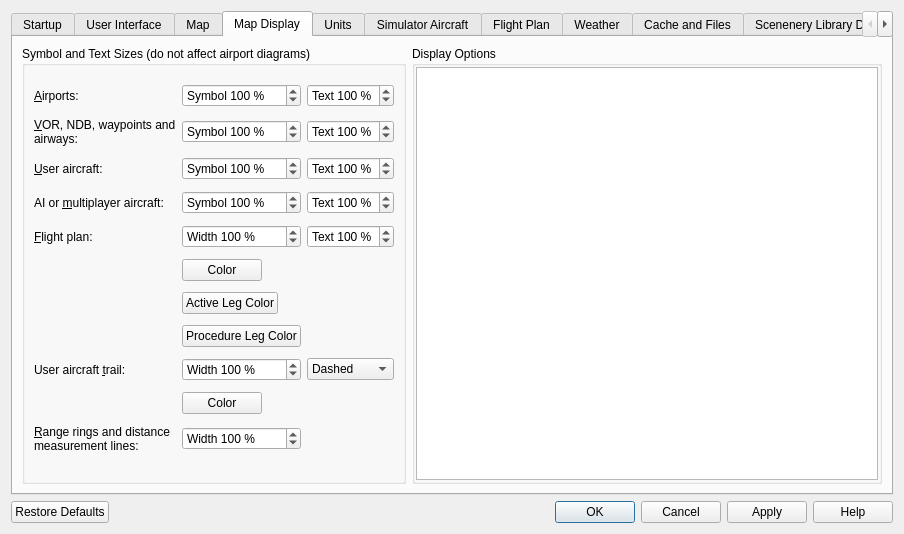
This is src/options/options.ui in albar965/littlenavmap as Qt 5 draws it before an edit. The edited form follows.
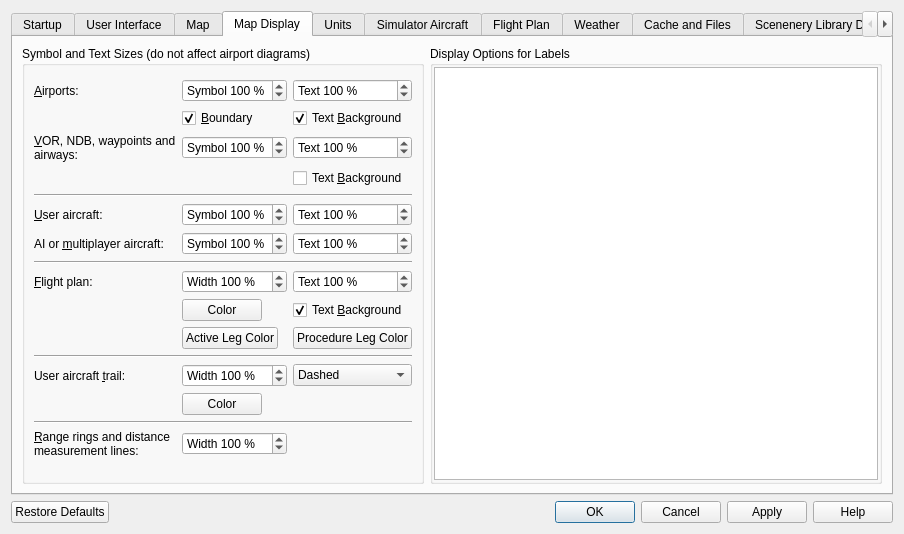
This is the edited form. The open tabs and pages were chosen to show the change.

Commit message: Added options to disable label background color for airport, flight plan and navaids. White airport background can be disabled now. Improved parking name shortening.

What changed in the file:
```diff
--- a/src/options/options.ui
+++ b/src/options/options.ui
@@ -20,7 +20,7 @@
       <enum>QTabWidget::Rounded</enum>
      </property>
      <property name="currentIndex">
-      <number>0</number>
+      <number>3</number>
      </property>
      <property name="usesScrollButtons">
       <bool>true</bool>
@@ -1160,49 +1160,8 @@
           <property name="verticalSpacing">
            <number>2</number>
           </property>
-          <item row="10" column="1">
-           <widget class="QPushButton" name="pushButtonOptionsDisplayTrailColor">
-            <property name="sizePolicy">
-             <sizepolicy hsizetype="Fixed" vsizetype="Fixed">
-              <horstretch>0</horstretch>
-              <verstretch>0</verstretch>
-             </sizepolicy>
-            </property>
-            <property name="toolTip">
-             <string>Set color for aircraft trail.</string>
-            </property>
-            <property name="text">
-             <string>Color</string>
-            </property>
-           </widget>
-          </item>
-          <item row="3" column="2">
-           <widget class="QSpinBox" name="spinBoxOptionsDisplayTextSizeAircraftAi">
-            <property name="toolTip">
-             <string/>
-            </property>
-            <property name="suffix">
-             <string> %</string>
-            </property>
-            <property name="prefix">
-             <string>Text </string>
-            </property>
-            <property name="minimum">
-             <number>50</number>
-            </property>
-            <property name="maximum">
-             <number>150</number>
-            </property>
-            <property name="singleStep">
-             <number>10</number>
-            </property>
-            <property name="value">
-             <number>100</number>
-            </property>
-           </widget>
-          </item>
           <item row="2" column="2">
-           <widget class="QSpinBox" name="spinBoxOptionsDisplayTextSizeAircraftUser">
+           <widget class="QSpinBox" name="spinBoxOptionsDisplayTextSizeNavaid">
             <property name="toolTip">
              <string/>
             </property>
@@ -1226,7 +1185,71 @@
             </property>
            </widget>
           </item>
-          <item row="11" column="0">
+          <item row="15" column="2">
+           <widget class="QComboBox" name="comboBoxOptionsDisplayTrailType">
+            <item>
+             <property name="text">
+              <string>Dashed</string>
+             </property>
+            </item>
+            <item>
+             <property name="text">
+              <string>Dotted</string>
+             </property>
+            </item>
+            <item>
+             <property name="text">
+              <string>Solid</string>
+             </property>
+            </item>
+           </widget>
+          </item>
+          <item row="8" column="0">
+           <widget class="QLabel" name="labelOptionsMapSizeFlightplan">
+            <property name="text">
+             <string>&amp;Flight plan:</string>
+            </property>
+            <property name="buddy">
+             <cstring>spinBoxOptionsDisplayThicknessFlightplan</cstring>
+            </property>
+           </widget>
+          </item>
+          <item row="18" column="1">
+           <widget class="QSpinBox" name="spinBoxOptionsDisplayThicknessRangeDistance">
+            <property name="toolTip">
+             <string/>
+            </property>
+            <property name="suffix">
+             <string> %</string>
+            </property>
+            <property name="prefix">
+             <string>Width </string>
+            </property>
+            <property name="minimum">
+             <number>50</number>
+            </property>
+            <property name="maximum">
+             <number>200</number>
+            </property>
+            <property name="singleStep">
+             <number>10</number>
+            </property>
+            <property name="value">
+             <number>100</number>
+            </property>
+           </widget>
+          </item>
+          <item row="15" column="0">
+           <widget class="QLabel" name="labelOptionsMapSizeTrail">
+            <property name="text">
+             <string>User aircraft &amp;trail:</string>
+            </property>
+            <property name="buddy">
+             <cstring>spinBoxOptionsDisplayThicknessTrail</cstring>
+            </property>
+           </widget>
+          </item>
+          <item row="18" column="0">
            <widget class="QLabel" name="labelOptionsMapSizeRangeDistance">
             <property name="text">
              <string>&amp;Range rings and distance
@@ -1247,7 +1270,83 @@
             </property>
            </widget>
           </item>
-          <item row="9" column="1">
+          <item row="16" column="1">
+           <widget class="QPushButton" name="pushButtonOptionsDisplayTrailColor">
+            <property name="sizePolicy">
+             <sizepolicy hsizetype="Fixed" vsizetype="Fixed">
+              <horstretch>0</horstretch>
+              <verstretch>0</verstretch>
+             </sizepolicy>
+            </property>
+            <property name="toolTip">
+             <string>Set color for aircraft trail.</string>
+            </property>
+            <property name="text">
+             <string>Color</string>
+            </property>
+           </widget>
+          </item>
+          <item row="0" column="1">
+           <widget class="QSpinBox" name="spinBoxOptionsDisplaySymbolSizeAirport">
+            <property name="toolTip">
+             <string/>
+            </property>
+            <property name="suffix">
+             <string> %</string>
+            </property>
+            <property name="prefix">
+             <string>Symbol </string>
+            </property>
+            <property name="minimum">
+             <number>50</number>
+            </property>
+            <property name="maximum">
+             <number>200</number>
+            </property>
+            <property name="singleStep">
+             <number>10</number>
+            </property>
+            <property name="value">
+             <number>100</number>
+            </property>
+           </widget>
+          </item>
+          <item row="6" column="0">
+           <widget class="QLabel" name="labelOptionsMapSizeAircraftAi">
+            <property name="text">
+             <string>AI or &amp;multiplayer aircraft:</string>
+            </property>
+            <property name="buddy">
+             <cstring>spinBoxOptionsDisplaySymbolSizeAircraftAi</cstring>
+            </property>
+           </widget>
+          </item>
+          <item row="0" column="2">
+           <widget class="QSpinBox" name="spinBoxOptionsDisplayTextSizeAirport">
+            <property name="toolTip">
+             <string/>
+            </property>
+            <property name="suffix">
+             <string> %</string>
+            </property>
+            <property name="prefix">
+             <string>Text </string>
+            </property>
+            <property name="minimum">
+             <number>50</number>
+            </property>
+            <property name="maximum">
+             <number>150</number>
+            </property>
+            <property name="singleStep">
+             <number>10</number>
+            </property>
+            <property name="value">
+             <number>100</number>
+            </property>
+           </widget>
+          </item>
+          <item row="15" column="1">
            <widget class="QSpinBox" name="spinBoxOptionsDisplayThicknessTrail">
             <property name="toolTip">
              <string/>
@@ -1272,7 +1371,7 @@
             </property>
            </widget>
           </item>
-          <item row="4" column="1">
+          <item row="8" column="1">
            <widget class="QSpinBox" name="spinBoxOptionsDisplayThicknessFlightplan">
             <property name="toolTip">
              <string/>
@@ -1297,7 +1396,7 @@
             </property>
            </widget>
           </item>
-          <item row="2" column="0">
+          <item row="5" column="0">
            <widget class="QLabel" name="labelOptionsMapSizeAircraftUser">
             <property name="text">
              <string>&amp;User aircraft:</string>
@@ -1307,57 +1406,7 @@
             </property>
            </widget>
           </item>
-          <item row="2" column="1">
-           <widget class="QSpinBox" name="spinBoxOptionsDisplaySymbolSizeAircraftUser">
-            <property name="toolTip">
-             <string/>
-            </property>
-            <property name="suffix">
-             <string> %</string>
-            </property>
-            <property name="prefix">
-             <string>Symbol </string>
-            </property>
-            <property name="minimum">
-             <number>50</number>
-            </property>
-            <property name="maximum">
-             <number>200</number>
-            </property>
-            <property name="singleStep">
-             <number>10</number>
-            </property>
-            <property name="value">
-             <number>100</number>
-            </property>
-           </widget>
-          </item>
-          <item row="1" column="1">
-           <widget class="QSpinBox" name="spinBoxOptionsDisplaySymbolSizeNavaid">
-            <property name="toolTip">
-             <string/>
-            </property>
-            <property name="suffix">
-             <string> %</string>
-            </property>
-            <property name="prefix">
-             <string>Symbol </string>
-            </property>
-            <property name="minimum">
-             <number>50</number>
-            </property>
-            <property name="maximum">
-             <number>200</number>
-            </property>
-            <property name="singleStep">
-             <number>10</number>
-            </property>
-            <property name="value">
-             <number>100</number>
-            </property>
-           </widget>
-          </item>
-          <item row="4" column="2">
+          <item row="8" column="2">
            <widget class="QSpinBox" name="spinBoxOptionsDisplayTextSizeFlightplan">
             <property name="toolTip">
              <string/>
@@ -1382,7 +1431,7 @@
             </property>
            </widget>
           </item>
-          <item row="3" column="1">
+          <item row="6" column="1">
            <widget class="QSpinBox" name="spinBoxOptionsDisplaySymbolSizeAircraftAi">
             <property name="toolTip">
              <string/>
@@ -1407,23 +1456,114 @@
             </property>
            </widget>
           </item>
-          <item row="7" column="1">
-           <widget class="QPushButton" name="pushButtonOptionsDisplayFlightplanProcedureColor">
-            <property name="sizePolicy">
-             <sizepolicy hsizetype="Fixed" vsizetype="Fixed">
-              <horstretch>0</horstretch>
-              <verstretch>0</verstretch>
-             </sizepolicy>
+          <item row="5" column="1">
+           <widget class="QSpinBox" name="spinBoxOptionsDisplaySymbolSizeAircraftUser">
+            <property name="toolTip">
+             <string/>
             </property>
+            <property name="suffix">
+             <string> %</string>
+            </property>
+            <property name="prefix">
+             <string>Symbol </string>
+            </property>
+            <property name="minimum">
+             <number>50</number>
+            </property>
+            <property name="maximum">
+             <number>200</number>
+            </property>
+            <property name="singleStep">
+             <number>10</number>
+            </property>
+            <property name="value">
+             <number>100</number>
+            </property>
+           </widget>
+          </item>
+          <item row="2" column="1">
+           <widget class="QSpinBox" name="spinBoxOptionsDisplaySymbolSizeNavaid">
             <property name="toolTip">
-             <string>Set color for flight plan line.</string>
+             <string/>
             </property>
-            <property name="text">
-             <string>Procedure Leg Color</string>
+            <property name="suffix">
+             <string> %</string>
             </property>
+            <property name="prefix">
+             <string>Symbol </string>
+            </property>
+            <property name="minimum">
+             <number>50</number>
+            </property>
+            <property name="maximum">
+             <number>200</number>
+            </property>
+            <property name="singleStep">
+             <number>10</number>
+            </property>
+            <property name="value">
+             <number>100</number>
+            </property>
            </widget>
           </item>
-          <item row="1" column="0">
+          <item row="6" column="2">
+           <widget class="QSpinBox" name="spinBoxOptionsDisplayTextSizeAircraftAi">
+            <property name="toolTip">
+             <string/>
+            </property>
+            <property name="suffix">
+             <string> %</string>
+            </property>
+            <property name="prefix">
+             <string>Text </string>
+            </property>
+            <property name="minimum">
+             <number>50</number>
+            </property>
+            <property name="maximum">
+             <number>150</number>
+            </property>
+            <property name="singleStep">
+             <number>10</number>
+            </property>
+            <property name="value">
+             <number>100</number>
+            </property>
+           </widget>
+          </item>
+          <item row="5" column="2">
+           <widget class="QSpinBox" name="spinBoxOptionsDisplayTextSizeAircraftUser">
+            <property name="toolTip">
+             <string/>
+            </property>
+            <property name="suffix">
+             <string> %</string>
+            </property>
+            <property name="prefix">
+             <string>Text </string>
+            </property>
+            <property name="minimum">
+             <number>50</number>
+            </property>
+            <property name="maximum">
+             <number>150</number>
+            </property>
+            <property name="singleStep">
+             <number>10</number>
+            </property>
+            <property name="value">
+             <number>100</number>
+            </property>
+           </widget>
+          </item>
+          <item row="7" column="0" colspan="3">
+           <widget class="Line" name="line">
+            <property name="orientation">
+             <enum>Qt::Horizontal</enum>
+            </property>
+           </widget>
+          </item>
+          <item row="2" column="0">
            <widget class="QLabel" name="labelOptionsMapSizeNavaid">
             <property name="text">
              <string>&amp;VOR, NDB, waypoints and
@@ -1434,131 +1574,23 @@
             </property>
            </widget>
           </item>
-          <item row="0" column="1">
-           <widget class="QSpinBox" name="spinBoxOptionsDisplaySymbolSizeAirport">
-            <property name="toolTip">
-             <string/>
+          <item row="11" column="2">
+           <widget class="QPushButton" name="pushButtonOptionsDisplayFlightplanProcedureColor">
+            <property name="sizePolicy">
+             <sizepolicy hsizetype="Fixed" vsizetype="Fixed">
+              <horstretch>0</horstretch>
+              <verstretch>0</verstretch>
+             </sizepolicy>
             </property>
-            <property name="suffix">
-             <string> %</string>
-            </property>
-            <property name="prefix">
-             <string>Symbol </string>
-            </property>
-            <property name="minimum">
-             <number>50</number>
-            </property>
-            <property name="maximum">
-             <number>200</number>
-            </property>
-            <property name="singleStep">
-             <number>10</number>
-            </property>
-            <property name="value">
-             <number>100</number>
-            </property>
-           </widget>
-          </item>
-          <item row="3" column="0">
-           <widget class="QLabel" name="labelOptionsMapSizeAircraftAi">
-            <property name="text">
-             <string>AI or &amp;multiplayer aircraft:</string>
-            </property>
-            <property name="buddy">
-             <cstring>spinBoxOptionsDisplaySymbolSizeAircraftAi</cstring>
-            </property>
-           </widget>
-          </item>
-          <item row="1" column="2">
-           <widget class="QSpinBox" name="spinBoxOptionsDisplayTextSizeNavaid">
             <property name="toolTip">
-             <string/>
+             <string>Set color for flight plan line.</string>
             </property>
-            <property name="suffix">
-             <string> %</string>
-            </property>
-            <property name="prefix">
-             <string>Text </string>
-            </property>
-            <property name="minimum">
-             <number>50</number>
-            </property>
-            <property name="maximum">
-             <number>150</number>
-            </property>
-            <property name="singleStep">
-             <number>10</number>
-            </property>
-            <property name="value">
-             <number>100</number>
-            </property>
-           </widget>
-          </item>
-          <item row="9" column="2">
-           <widget class="QComboBox" name="comboBoxOptionsDisplayTrailType">
-            <item>
-             <property name="text">
-              <string>Dashed</string>
-             </property>
-            </item>
-            <item>
-             <property name="text">
-              <string>Dotted</string>
-             </property>
-            </item>
-            <item>
-             <property name="text">
-              <string>Solid</string>
-             </property>
-            </item>
-           </widget>
-          </item>
-          <item row="4" column="0">
-           <widget class="QLabel" name="labelOptionsMapSizeFlightplan">
             <property name="text">
-             <string>&amp;Flight plan:</string>
+             <string>Procedure Leg Color</string>
             </property>
-            <property name="buddy">
-             <cstring>spinBoxOptionsDisplayThicknessFlightplan</cstring>
-            </property>
            </widget>
           </item>
-          <item row="11" column="1">
-           <widget class="QSpinBox" name="spinBoxOptionsDisplayThicknessRangeDistance">
-            <property name="toolTip">
-             <string/>
-            </property>
-            <property name="suffix">
-             <string> %</string>
-            </property>
-            <property name="prefix">
-             <string>Width </string>
-            </property>
-            <property name="minimum">
-             <number>50</number>
-            </property>
-            <property name="maximum">
-             <number>200</number>
-            </property>
-            <property name="singleStep">
-             <number>10</number>
-            </property>
-            <property name="value">
-             <number>100</number>
-            </property>
-           </widget>
-          </item>
-          <item row="9" column="0">
-           <widget class="QLabel" name="labelOptionsMapSizeTrail">
-            <property name="text">
-             <string>User aircraft &amp;trail:</string>
-            </property>
-            <property name="buddy">
-             <cstring>spinBoxOptionsDisplayThicknessTrail</cstring>
-            </property>
-           </widget>
-          </item>
-          <item row="5" column="1">
+          <item row="9" column="1">
            <widget class="QPushButton" name="pushButtonOptionsDisplayFlightplanColor">
             <property name="sizePolicy">
              <sizepolicy hsizetype="Fixed" vsizetype="Fixed">
@@ -1574,32 +1606,34 @@
             </property>
            </widget>
           </item>
-          <item row="0" column="2">
-           <widget class="QSpinBox" name="spinBoxOptionsDisplayTextSizeAirport">
+          <item row="17" column="0" colspan="3">
+           <widget class="Line" name="line_3">
+            <property name="orientation">
+             <enum>Qt::Horizontal</enum>
+            </property>
+           </widget>
+          </item>
+          <item row="12" column="0" colspan="3">
+           <widget class="Line" name="line_2">
+            <property name="orientation">
+             <enum>Qt::Horizontal</enum>
+            </property>
+           </widget>
+          </item>
+          <item row="3" column="2">
+           <widget class="QCheckBox" name="checkBoxOptionsMapNavaidText">
             <property name="toolTip">
-             <string/>
+             <string>Draw white background for navaid labels</string>
             </property>
-            <property name="suffix">
-             <string> %</string>
+            <property name="statusTip">
+             <string>Draw white background for navaid labels</string>
             </property>
-            <property name="prefix">
-             <string>Text </string>
-            </property>
-            <property name="minimum">
-             <number>50</number>
-            </property>
-            <property name="maximum">
-             <number>150</number>
-            </property>
-            <property name="singleStep">
-             <number>10</number>
-            </property>
-            <property name="value">
-             <number>100</number>
+            <property name="text">
+             <string>Text &amp;Background</string>
             </property>
            </widget>
           </item>
-          <item row="6" column="1">
+          <item row="11" column="1">
            <widget class="QPushButton" name="pushButtonOptionsDisplayFlightplanActiveColor">
             <property name="sizePolicy">
              <sizepolicy hsizetype="Fixed" vsizetype="Fixed">
@@ -1615,13 +1649,68 @@
             </property>
            </widget>
           </item>
+          <item row="9" column="2">
+           <widget class="QCheckBox" name="checkBoxOptionsMapFlightplanText">
+            <property name="toolTip">
+             <string>Draw bright yellow background for flight plan labels</string>
+            </property>
+            <property name="statusTip">
+             <string>Draw bright yellow background for flight plan labels</string>
+            </property>
+            <property name="text">
+             <string>Text &amp;Background</string>
+            </property>
+            <property name="checked">
+             <bool>true</bool>
+            </property>
+           </widget>
+          </item>
+          <item row="1" column="2">
+           <widget class="QCheckBox" name="checkBoxOptionsMapAirportText">
+            <property name="toolTip">
+             <string>Draw white background for airport labels</string>
+            </property>
+            <property name="statusTip">
+             <string>Draw white background for airport labels</string>
+            </property>
+            <property name="text">
+             <string>Text &amp;Background</string>
+            </property>
+            <property name="checked">
+             <bool>true</bool>
+            </property>
+           </widget>
+          </item>
+          <item row="4" column="0" colspan="3">
+           <widget class="Line" name="line_4">
+            <property name="orientation">
+             <enum>Qt::Horizontal</enum>
+            </property>
+           </widget>
+          </item>
+          <item row="1" column="1">
+           <widget class="QCheckBox" name="checkBoxOptionsMapAirportBoundary">
+            <property name="toolTip">
+             <string>Draw white airport boundary around diagram</string>
+            </property>
+            <property name="statusTip">
+             <string>Draw white airport boundary around diagram</string>
+            </property>
+            <property name="text">
+             <string>&amp;Boundary</string>
+            </property>
+            <property name="checked">
+             <bool>true</bool>
+            </property>
+           </widget>
+          </item>
          </layout>
         </widget>
        </item>
        <item>
         <widget class="QGroupBox" name="groupBox">
          <property name="title">
-          <string>Display Options</string>
+          <string>Display Options for Labels</string>
          </property>
          <layout class="QVBoxLayout" name="verticalLayout_2">
           <property name="leftMargin">
```
Left out of the diff: 2 changed lines with no effect on the pictures. The commit also changes 9 other files.
